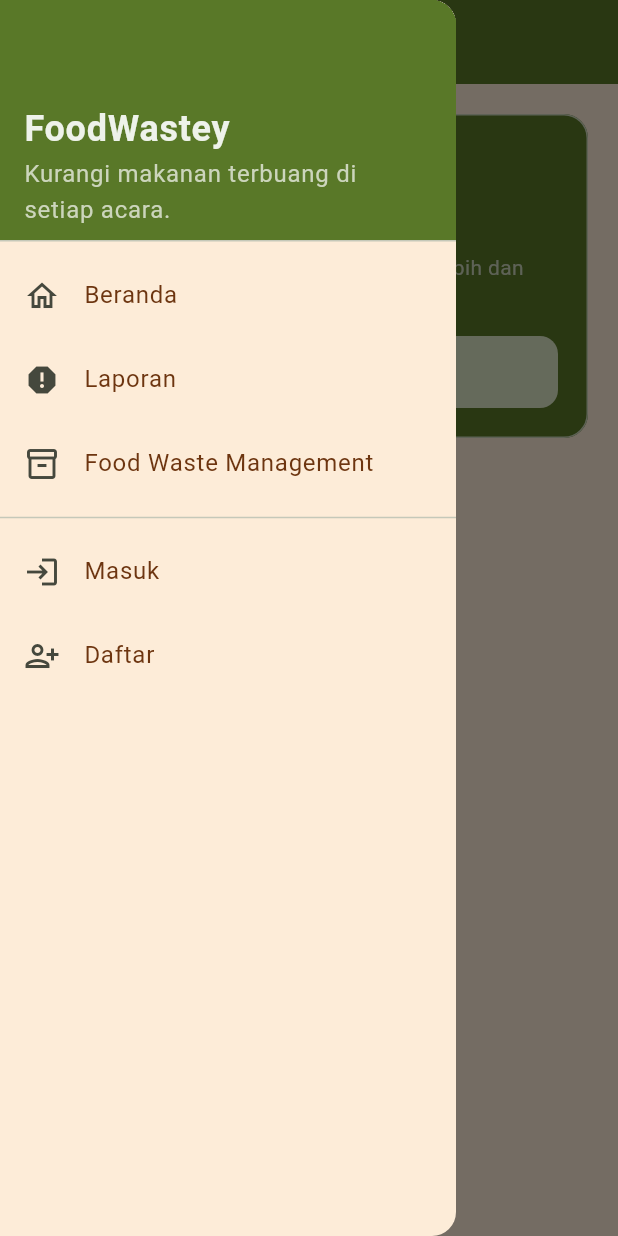
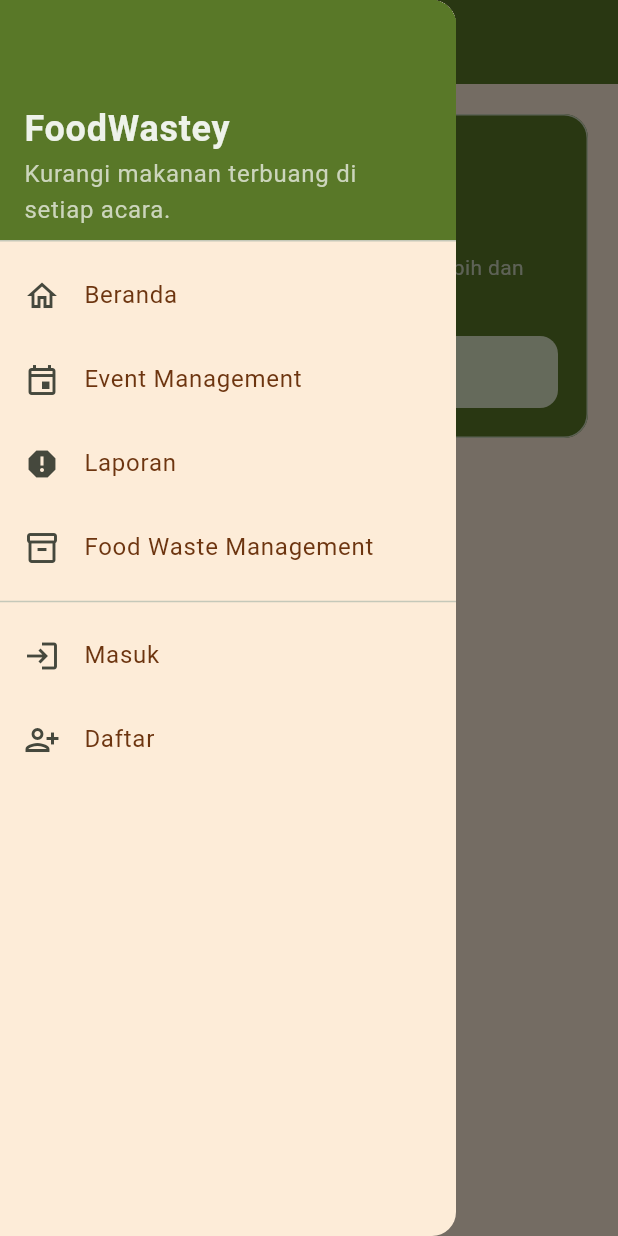
Before and after one commit to pbp-kelompok-c9/foodwastey-mobile, a Flutter app: the screen it shows after launch, with the side drawer open, on a phone screen of 412 x 824 dp. Run offline on Flutter 3.47's test engine with Material 3 defaults, Android fonts, the phone set to English and light mode, and no system bars; our stand-ins replace shared_preferences; accounts and stored records are empty.

Commit message:
Add Event Management navigation to app drawer

```diff
--- a/lib/widgets/app_drawer.dart
+++ b/lib/widgets/app_drawer.dart
@@ -1,3 +1,4 @@
+import '../modules/event_management/screens/event_management_screen.dart';
 import 'package:flutter/material.dart';
 import 'package:provider/provider.dart';
 
@@ -62,7 +63,12 @@ class AppDrawer extends StatelessWidget {
           ),
 
           // ---- Modul lain (Event, Reporting, Management, Discovery) tambahkan di sini.
-          ListTile(
+                    ListTile(
+            leading: const Icon(Icons.event_outlined),
+            title: const Text('Event Management'),
+            onTap: () => _push(context, const EventManagementScreen()),
+          ),
+ListTile(
             leading: const Icon(Icons.report),
             title: const Text('Laporan'),
             onTap: () => _push(context, const ReportScreen()),
```
